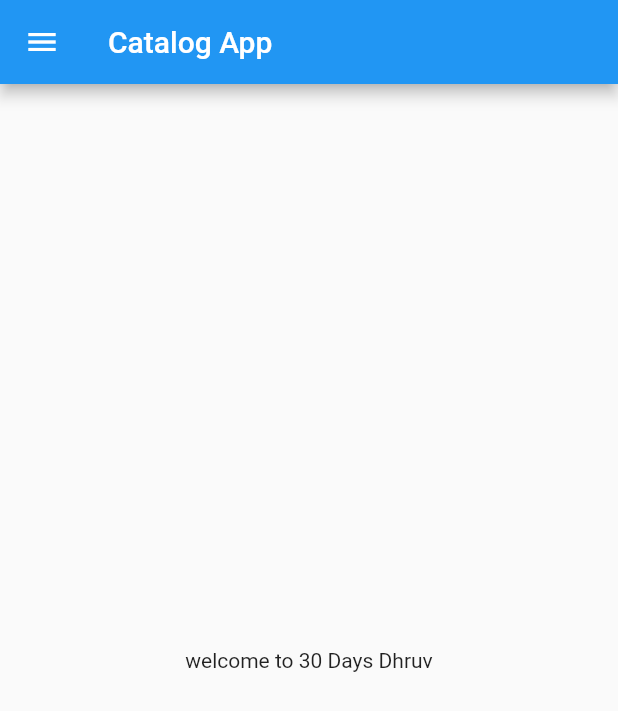
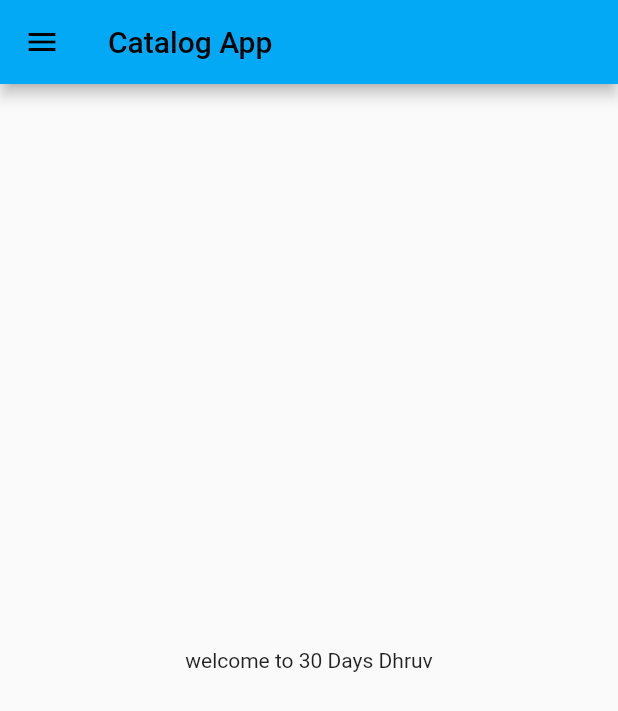
Before and after one commit to dhruv036/Flutter_Practise, a Flutter app: the screen it shows after launch, on a phone screen of 412 x 824 dp. Shown: the top 711 px of the screen. Run offline on Flutter 3.47's test engine with Material 2 defaults, Android fonts, the phone set to English and light mode, and no system bars.

Commit message:
DAY 3 completed

```diff
--- a/lib/main.dart
+++ b/lib/main.dart
@@ -1,17 +1,24 @@
 import 'package:flutter/material.dart';
-import 'package:flutter_application_1/home_page.dart';
+import 'package:flutter_application_1/pages/home_page.dart';
+import 'package:flutter_application_1/pages/login_page.dart';
 
 void main() {
   runApp(Myapp());
 }
 
 class Myapp extends StatelessWidget {
-
-
   @override
   Widget build(BuildContext context) {
     return MaterialApp(
-      home:  Homepage(),
+      themeMode: ThemeMode.light,
+      theme: ThemeData(primarySwatch: Colors.lightBlue),
+      darkTheme: ThemeData(brightness: Brightness.dark),
+      initialRoute: "/home",
+      routes: {
+        "/": (context) => Loginpage(),
+        "/login": (context) => Loginpage(),
+        "/home": (context) => Homepage(),
+      },
     );
   }
 }
```
Also changed, not shown: lib/pages/login_page.dart (added, +22 -0 lines), lib/pages/home_page.dart (renamed from lib/home_page.dart).
